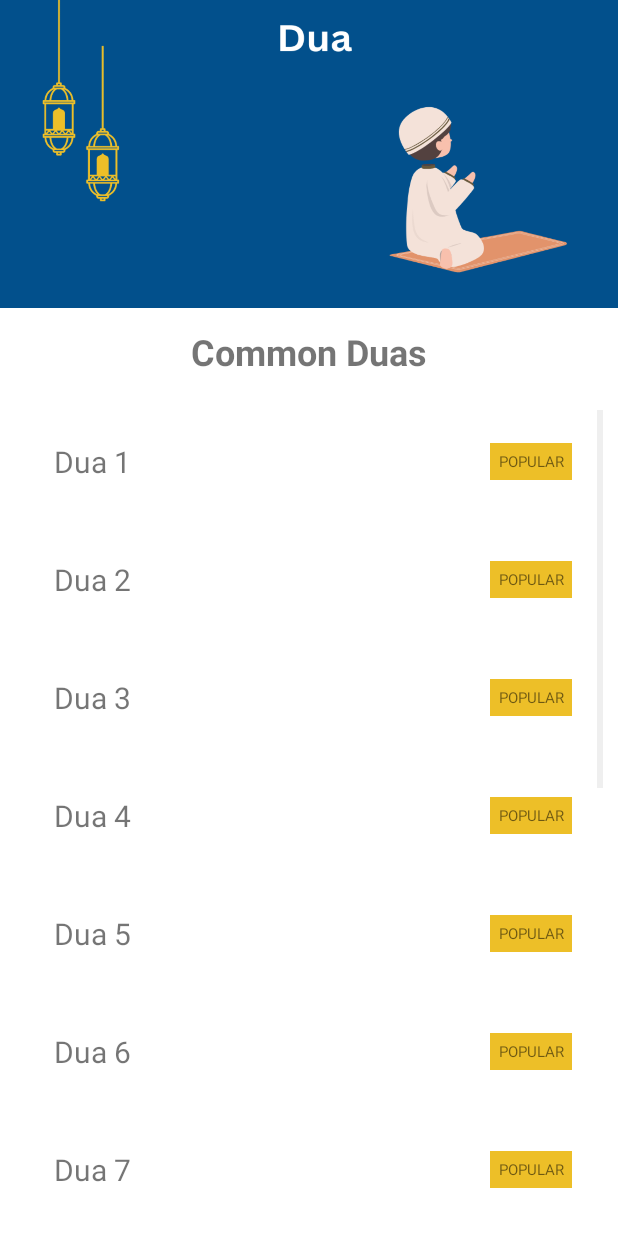
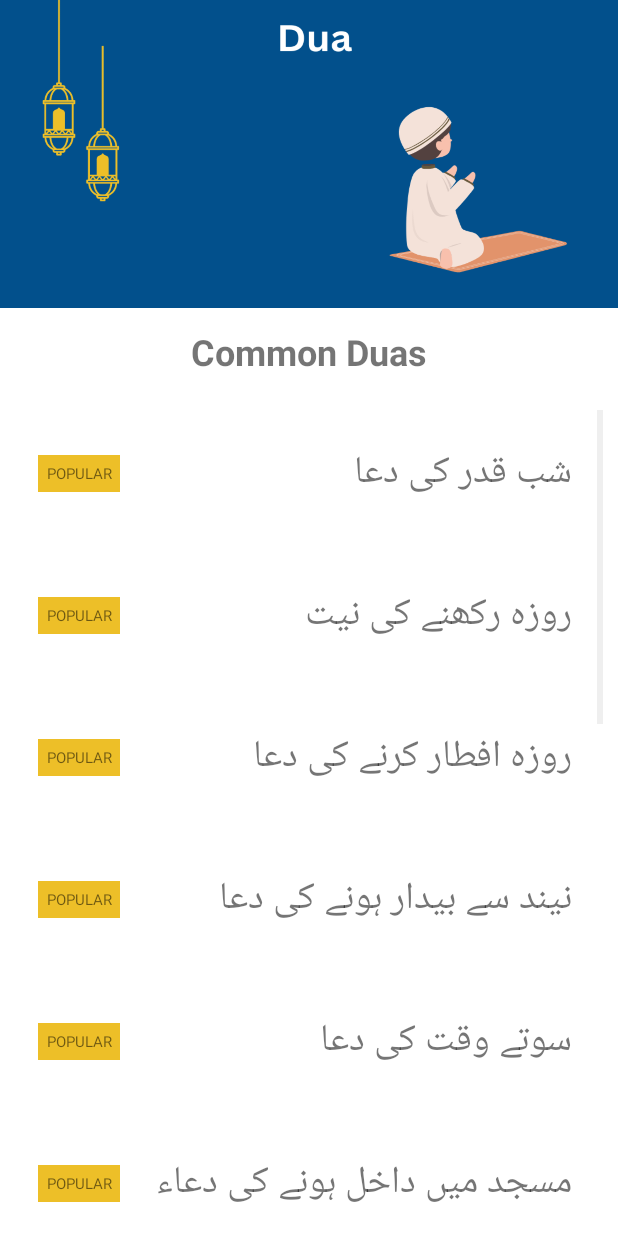
Before and after one commit to zeeshanchana95/Soul-Faith_Assistant, an Android app: the DuaAct screen opened directly, with no data from a screen before it, on a phone screen of 412 x 824 dp. Run offline under Robolectric (Android 15) with nearby library versions, the phone set to English and light mode, and no system bars.

Commit message:
Add dua list with dua image in new activity when click on particular dua

```diff
--- a/app/build.gradle
+++ b/app/build.gradle
@@ -39,6 +39,9 @@ android {
 
 dependencies {
 
+    //cardview libraries
+    implementation 'androidx.cardview:cardview:1.0.0'
+    implementation 'androidx.constraintlayout:constraintlayout:1.1.3'
 
     implementation 'androidx.core:core-ktx:1.7.0'
     implementation 'androidx.appcompat:appcompat:1.6.1'
--- a/app/src/main/AndroidManifest.xml
+++ b/app/src/main/AndroidManifest.xml
@@ -11,6 +11,9 @@
         android:supportsRtl="true"
         android:theme="@style/Theme.SoulFaithAssistant"
         tools:targetApi="31">
+        <activity
+            android:name=".dua_popup"
+            android:exported="false" />
         <activity
             android:name=".TasbeehItem"
             android:exported="false" />
--- a/app/src/main/java/com/example/soulfaithassistant/DuaAct.kt
+++ b/app/src/main/java/com/example/soulfaithassistant/DuaAct.kt
@@ -1,9 +1,9 @@
 package com.example.soulfaithassistant
 
 import android.annotation.SuppressLint
+import android.content.Intent
 import android.os.Bundle
 import android.widget.ListView
-import android.widget.Toast
 import androidx.appcompat.app.AppCompatActivity
 
 class DuaAct : AppCompatActivity() {
@@ -11,21 +11,21 @@ class DuaAct : AppCompatActivity() {
     @SuppressLint("MissingInflatedId")
 
     private val duaName = arrayOf(
-        "Dua 1",
-        "Dua 2",
-        "Dua 3",
-        "Dua 4",
-        "Dua 5",
-        "Dua 6",
-        "Dua 7",
-        "Dua 8",
-        "Dua 9",
-        "Dua 10",
-        "Dua 11",
-        "Dua 12",
-        "Dua 13",
-        "Dua 14",
-        "Dua 15",
+        "شب قدر کی دعا",
+        "روزہ رکھنے کی نیت",
+        "روزہ افطار کرنے کی دعا",
+        "نیند سے بیدار ہونے کی دعا",
+        "سوتے وقت کی دعا",
+        "مسجد میں داخل ہونے کی دعاء",
+        "وضو ٔ شروع کرنے کی دع",
+        "وضؤ کے بعد کی دعاء",
+        "اذان کے بعد کی دعا",
+        "مسجد سے نکلنے کی دعاء",
+        "گھر سے نکلنے کی دعا",
+        "گھر میں داخل ہونے کی دعا",
+        "کھانے کے بعد کی دعا",
+        "مریض کی عیادت کی دعا",
+        "غصہ آنے کے وقت کی دع"
         )
 
 
@@ -47,7 +47,12 @@ class DuaAct : AppCompatActivity() {
         mListView.setOnItemClickListener(){adapterView, view, position, id ->
             val itemAtPos = adapterView.getItemAtPosition(position)
             val itemIdAtPos = adapterView.getItemIdAtPosition(position)
-            Toast.makeText(this, "Click on item at $itemAtPos its item id $itemIdAtPos", Toast.LENGTH_LONG).show()
+
+            val intent = Intent(this, dua_popup::class.java)
+            intent.putExtra("duaName", itemAtPos.toString())
+            startActivity(intent)
+
+//            Toast.makeText(this, "Click on item at $itemAtPos its item id $itemIdAtPos", Toast.LENGTH_LONG).show()
 
         }
 
--- a/app/src/main/java/com/example/soulfaithassistant/TasbeehItem.kt
+++ b/app/src/main/java/com/example/soulfaithassistant/TasbeehItem.kt
@@ -24,6 +24,7 @@ class TasbeehItem : AppCompatActivity() {
         counter_txt = findViewById(R.id.tasbeeh_count_txt)
         counterValue = parseInt(counter_txt.text.toString())
 
+
     }
 
     fun increaseCounter(view: View){
@@ -37,6 +38,7 @@ class TasbeehItem : AppCompatActivity() {
     }
 
     fun exitBtn(view:View){
+        this.finish()
         val intent = Intent(this, TasbeehCounter::class.java)
         startActivity(intent)
     }
--- /dev/null
+++ b/app/src/main/res/drawable/baseline_close_24.xml
@@ -0,0 +1,5 @@
+<vector android:height="24dp" android:tint="#FFFFFF"
+    android:viewportHeight="24" android:viewportWidth="24"
+    android:width="24dp" xmlns:android="http://schemas.android.com/apk/res/android">
+    <path android:fillColor="@android:color/white" android:pathData="M19,6.41L17.59,5 12,10.59 6.41,5 5,6.41 10.59,12 5,17.59 6.41,19 12,13.41 17.59,19 19,17.59 13.41,12z"/>
+</vector>
--- a/app/src/main/res/layout/list_item_dua.xml
+++ b/app/src/main/res/layout/list_item_dua.xml
@@ -16,15 +16,6 @@
     >
 
     <TextView
-        android:id="@+id/duaNametxt"
-        android:layout_width="wrap_content"
-        android:layout_height="wrap_content"
-        android:layout_marginLeft="5sp"
-        android:padding="5sp"
-        android:textSize="20sp"
-        android:layout_weight="5"/>
-
-    <TextView
         android:layout_width="wrap_content"
         android:layout_height="wrap_content"
         android:id="@+id/popular"
@@ -38,6 +29,16 @@
         android:layout_gravity="end|center"
         />
 
+
+    <TextView
+        android:id="@+id/duaNametxt"
+        android:layout_width="wrap_content"
+        android:layout_height="wrap_content"
+        android:layout_marginLeft="5sp"
+        android:padding="5sp"
+        android:textSize="25sp"
+        android:layout_weight="5"/>
+
 </LinearLayout>
 
 </LinearLayout>
--- a/app/src/main/res/values/colors.xml
+++ b/app/src/main/res/values/colors.xml
@@ -10,4 +10,8 @@
     <color name="app_blue">#0350Bc</color>
     <color name="app_yellow">#edbf28</color>
 
+    <color name="colorPrimary">#bc214b</color>
+    <color name="colorPrimaryDark">#9e1c40</color>
+    <color name="colorAccent">#D81B60</color>
+
 </resources>
--- a/build.gradle
+++ b/build.gradle
@@ -1,6 +1,6 @@
 // Top-level build file where you can add configuration options common to all sub-projects/modules.
 plugins {
-    id 'com.android.application' version '7.4.0' apply false
-    id 'com.android.library' version '7.4.0' apply false
+    id 'com.android.application' version '7.4.2' apply false
+    id 'com.android.library' version '7.4.2' apply false
     id 'org.jetbrains.kotlin.android' version '1.7.21' apply false
 }
```
Also changed, not shown: app/src/main/java/com/example/soulfaithassistant/dua_popup.kt (added, +101 -0 lines), app/src/main/res/layout/activity_dua_popup.xml (added, +20 -0 lines), app/src/main/res/layout/list_item_prayer.xml (+13 -1 lines), app/src/main/res/drawable/shabe_qadar_ke_dua.PNG (added).
